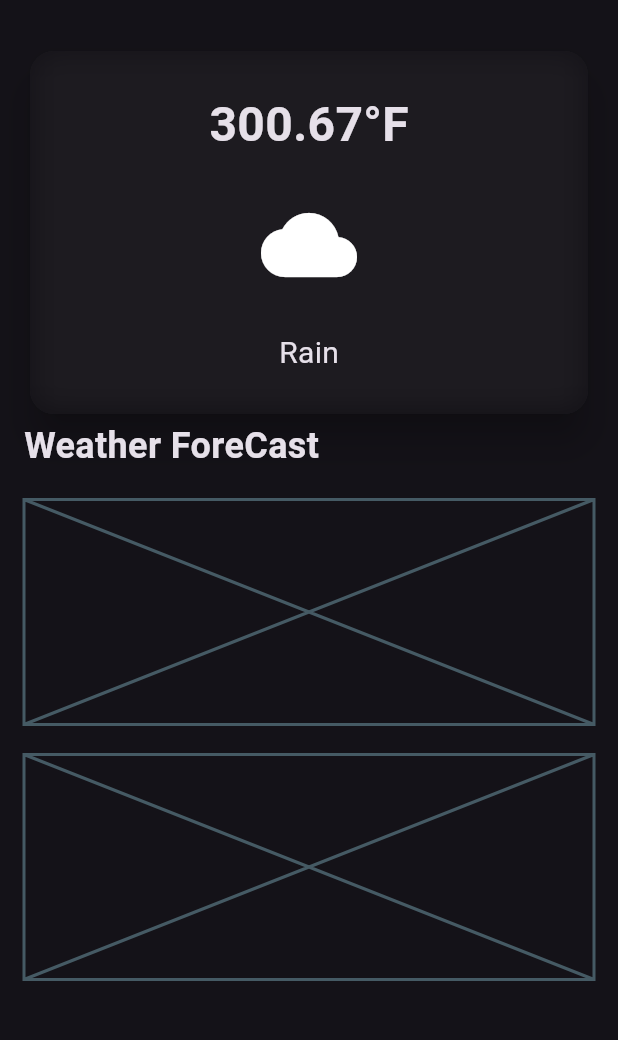
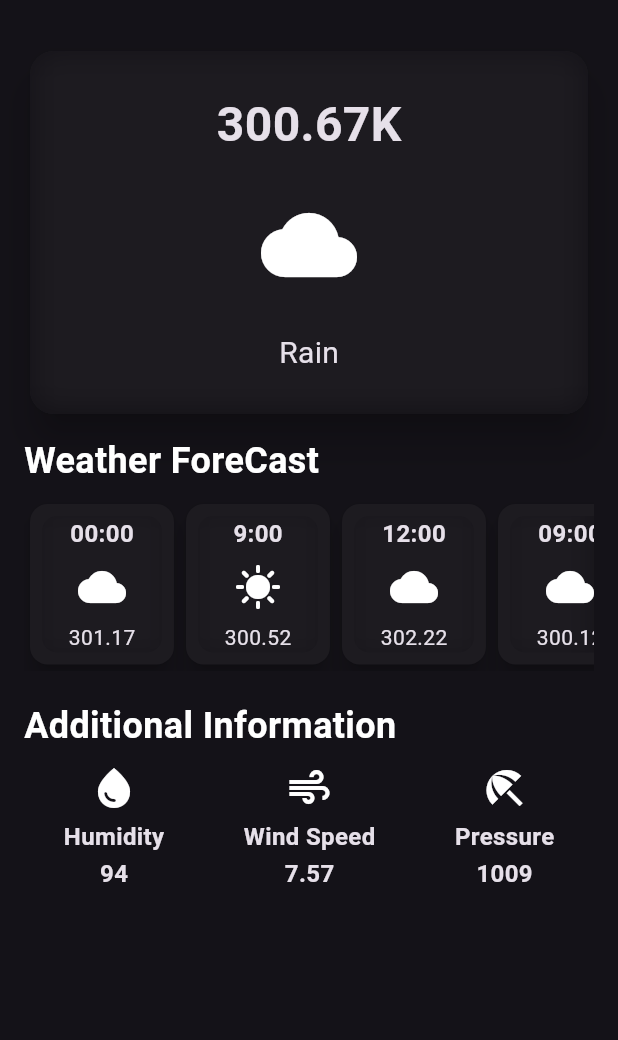
Before and after one commit to mhdsinas22/skycast, a Flutter app: the screen it shows after launch, on a phone screen of 412 x 824 dp, the part 63-1103 px from its top. Run offline on Flutter 3.47's test engine with Material 3 defaults, Android fonts, the phone set to English and light mode, and no system bars.

Commit message:
ui is almost done

```diff
--- a/lib/const/const_function.dart
+++ b/lib/const/const_function.dart
@@ -1,13 +1,11 @@
-extension Firstlettercaptial on String {
-  String tofirstcaptial() {
+extension CapitalizeEachWord on String {
+  String toFirstCapitalEachWord() {
     if (isEmpty) return this;
-    return split('')
-        .map(
-          (word) =>
-              word.isEmpty
-                  ? ""
-                  : word[0].toUpperCase() + word.substring(1).toLowerCase(),
-        )
-        .join("");
+
+    // space vachu split cheyyuka
+    return split(' ')
+        .map((word) =>
+            word.isEmpty ? '' : word[0].toUpperCase() + word.substring(1).toLowerCase())
+        .join(' ');
   }
 }
--- a/lib/main.dart
+++ b/lib/main.dart
@@ -1,5 +1,5 @@
 import 'package:flutter/material.dart';
-import 'package:skycast/screens/wheather_screen.dart';
+import 'package:skycast/screens/hourely_foreCastItem.dart';
 
 void main() {
   runApp(Myapp());
--- /dev/null
+++ b/lib/screens/hourely_foreCastItem.dart
@@ -0,0 +1,141 @@
+import 'dart:ui';
+import 'package:flutter/material.dart';
+import 'package:skycast/widgets/timewather_card.dart';
+import 'package:skycast/widgets/weather_stat_tile.dart';
+
+class WheatherScreen extends StatelessWidget {
+  const WheatherScreen({super.key});
+
+  @override
+  Widget build(BuildContext context) {
+    return Scaffold(
+      appBar: AppBar(
+        centerTitle: true,
+        title: Text(
+          "SkyCast",
+          style: TextStyle(fontWeight: FontWeight.bold, color: Colors.white),
+        ),
+        actions: [IconButton(onPressed: () {}, icon: Icon(Icons.refresh))],
+      ),
+      body: Center(
+        child: Padding(
+          padding: const EdgeInsets.all(16.0),
+          child: Column(
+            crossAxisAlignment: CrossAxisAlignment.start,
+            children: [
+              SizedBox(
+                height: 250,
+                width: double.infinity,
+                child: Card(
+                  elevation: 10,
+                  shape: RoundedRectangleBorder(
+                    borderRadius: BorderRadius.circular(16),
+                  ),
+                  child: ClipRRect(
+                    borderRadius: BorderRadius.circular(16),
+                    child: BackdropFilter(
+                      filter: ImageFilter.blur(sigmaX: 10, sigmaY: 10),
+                      child: Column(
+                        mainAxisAlignment: MainAxisAlignment.spaceEvenly,
+                        children: [
+                          Text(
+                            "300.67K",
+                            style: TextStyle(
+                              fontWeight: FontWeight.bold,
+                              fontSize: 32,
+                            ),
+                          ),
+                          Icon(Icons.cloud, size: 64),
+                          Text("Rain", style: TextStyle(fontSize: 20)),
+                        ],
+                      ),
+                    ),
+                  ),
+                ),
+              ),
+              SizedBox(height: 10),
+              Align(
+                alignment: Alignment.centerLeft,
+                child: Text(
+                  "Weather ForeCast",
+                  style: TextStyle(
+                    fontWeight: FontWeight.bold,
+                    fontSize: 24,
+                    color: Colors.white,
+                  ),
+                ),
+              ),
+              SizedBox(height: 8),
+              SingleChildScrollView(
+                scrollDirection: Axis.horizontal,
+                child: Row(
+                  children: [
+                    HourelyForeCastItem(
+                      timelabel: "00:00",
+                      icon: Icons.cloud,
+                      temperature: "301.17",
+                    ),
+                    HourelyForeCastItem(
+                      timelabel: "9:00",
+                      icon: Icons.sunny,
+                      temperature: "300.52",
+                    ),
+                    HourelyForeCastItem(
+                      timelabel: "12:00",
+                      icon: Icons.cloud,
+                      temperature: "302.22",
+                    ),
+                    HourelyForeCastItem(
+                      timelabel: "09:00",
+                      icon: Icons.cloud,
+                      temperature: "300.12",
+                    ),
+                    HourelyForeCastItem(
+                      timelabel: "00:00",
+                      icon: Icons.cloud,
+                      temperature: "300.42",
+                    ),
+                  ],
+                ),
+              ),
+              SizedBox(height: 20),
+
+              Align(
+                alignment: Alignment.topLeft,
+                child: Text(
+                  "Additional Information",
+                  style: TextStyle(
+                    fontSize: 24,
+                    fontWeight: FontWeight.bold,
+                    color: Colors.white,
+                  ),
+                ),
+              ),
+              SizedBox(height: 8),
+              Row(
+                mainAxisAlignment: MainAxisAlignment.spaceAround,
+                children: [
+                  WeatherStatTile(
+                    icons: Icons.water_drop,
+                    label: "Humidity",
+                    value: "94",
+                  ),
+                  WeatherStatTile(
+                    icons: Icons.air,
+                    label: "Wind Speed",
+                    value: "7.57",
+                  ),
+                  WeatherStatTile(
+                    icons: Icons.beach_access,
+                    label: "Pressure",
+                    value: "1009",
+                  ),
+                ],
+              ),
+            ],
+          ),
+        ),
+      ),
+    );
+  }
+}
--- a/lib/screens/wheather_screen.dart
+++ /dev/null
@@ -1,73 +0,0 @@
-import 'dart:ui';
-
-import 'package:flutter/material.dart';
-import 'package:skycast/const/const_function.dart';
-
-class WheatherScreen extends StatelessWidget {
-  const WheatherScreen({super.key});
-
-  @override
-  Widget build(BuildContext context) {
-    return Scaffold(
-      appBar: AppBar(
-        centerTitle: true,
-        title: Text(
-          "SkyCast",
-          style: TextStyle(fontWeight: FontWeight.bold, color: Colors.white),
-        ),
-        actions: [IconButton(onPressed: () {}, icon: Icon(Icons.refresh))],
-      ),
-      body: Center(
-        child: Padding(
-          padding: const EdgeInsets.all(16.0),
-          child: Column(
-            crossAxisAlignment: CrossAxisAlignment.start,
-            children: [
-              SizedBox(
-                height: 250,
-                width: double.infinity,
-                child: Card(
-                  elevation: 10,
-                  shape: RoundedRectangleBorder(
-                    borderRadius: BorderRadius.circular(16),
-                  ),
-                  child: ClipRRect(
-                    borderRadius: BorderRadius.circular(16),
-                    child: BackdropFilter(
-                      filter: ImageFilter.blur(sigmaX: 10, sigmaY: 10),
-                      child: Column(
-                        mainAxisAlignment: MainAxisAlignment.spaceEvenly,
-                        children: [
-                          Text(
-                            "300.67°F",
-                            style: TextStyle(
-                              fontWeight: FontWeight.bold,
-                              fontSize: 32,
-                            ),
-                          ),
-                          Icon(Icons.cloud, size: 64),
-                          Text("Rain", style: TextStyle(fontSize: 20)),
-                        ],
-                      ),
-                    ),
-                  ),
-                ),
-              ),
-              Align(
-                alignment: Alignment.centerLeft,
-                child: Text(
-                  "Weather ForeCast",
-                  style: TextStyle(fontWeight: FontWeight.bold, fontSize: 24),
-                ),
-              ),
-              SizedBox(height: 19),
-              Placeholder(fallbackHeight: 150),
-              SizedBox(height: 20),
-              Placeholder(fallbackHeight: 150),
-            ],
-          ),
-        ),
-      ),
-    );
-  }
-}
--- /dev/null
+++ b/lib/widgets/timewather_card.dart
@@ -0,0 +1,46 @@
+import 'dart:ui';
+
+import 'package:flutter/material.dart';
+
+class HourelyForeCastItem extends StatelessWidget {
+  const HourelyForeCastItem({
+    super.key,
+    required this.timelabel,
+    required this.icon,
+    required this.temperature,
+  });
+
+  final String timelabel;
+  final IconData icon;
+  final String temperature;
+  @override
+  Widget build(BuildContext context) {
+    return Card(
+      elevation: 6,
+      child: Padding(
+        padding: const EdgeInsets.all(8.0),
+        child: SizedBox(
+          width: 80,
+          child: ClipRRect(
+            borderRadius: BorderRadius.circular(10),
+            child: BackdropFilter(
+              filter: ImageFilter.blur(sigmaX: 10, sigmaY: 10),
+              child: Column(
+                children: [
+                  Text(
+                    timelabel,
+                    style: TextStyle(fontSize: 16, fontWeight: FontWeight.bold),
+                  ),
+                  SizedBox(height: 8),
+                  Icon(icon, size: 32),
+                  SizedBox(height: 8),
+                  Text(temperature),
+                ],
+              ),
+            ),
+          ),
+        ),
+      ),
+    );
+  }
+}
--- /dev/null
+++ b/lib/widgets/weather_stat_tile.dart
@@ -0,0 +1,31 @@
+import 'package:flutter/material.dart';
+
+class WeatherStatTile extends StatelessWidget {
+  const WeatherStatTile({
+    super.key,
+    required this.icons,
+    required this.label,
+    required this.value,
+  });
+  final IconData icons;
+  final String label;
+  final String value;
+  @override
+  Widget build(BuildContext context) {
+    return Column(
+      children: [
+        Icon(icons, size: 32),
+        SizedBox(height: 5),
+        Text(
+          label,
+          style: TextStyle(fontSize: 16, fontWeight: FontWeight.bold),
+        ),
+        SizedBox(height: 2),
+        Text(
+          value,
+          style: TextStyle(fontWeight: FontWeight.bold, fontSize: 16),
+        ),
+      ],
+    );
+  }
+}
```
